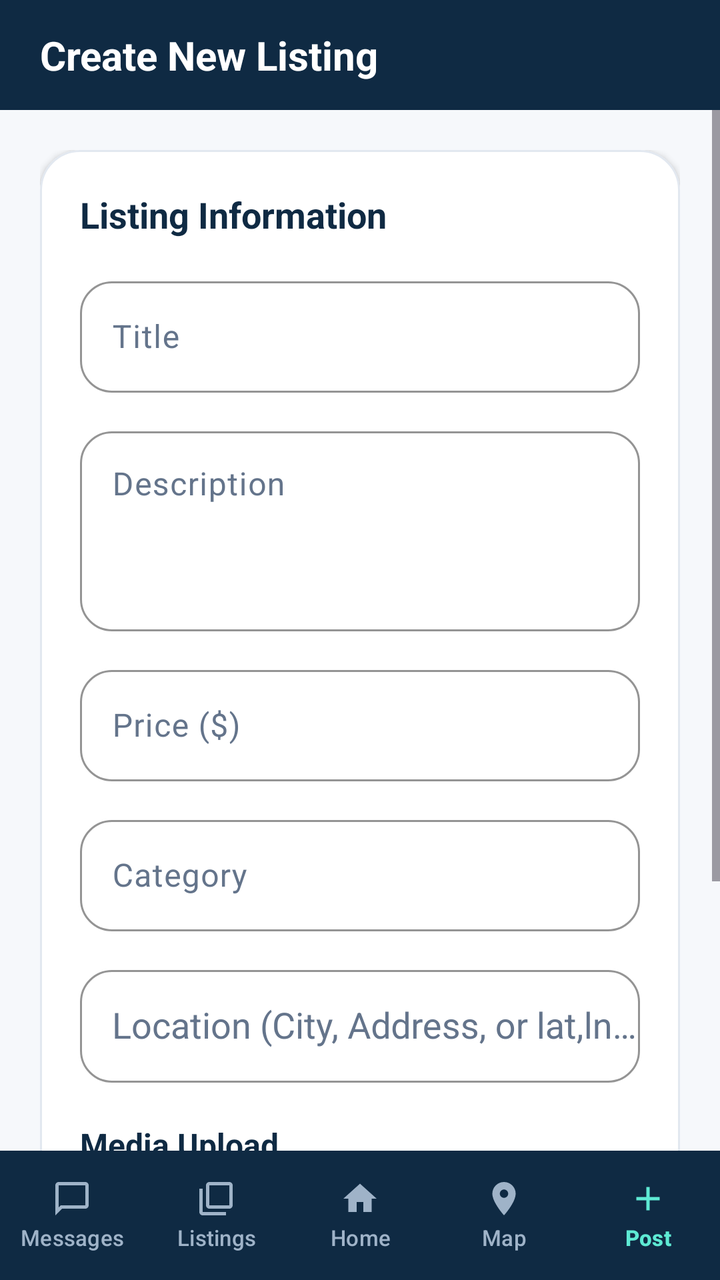
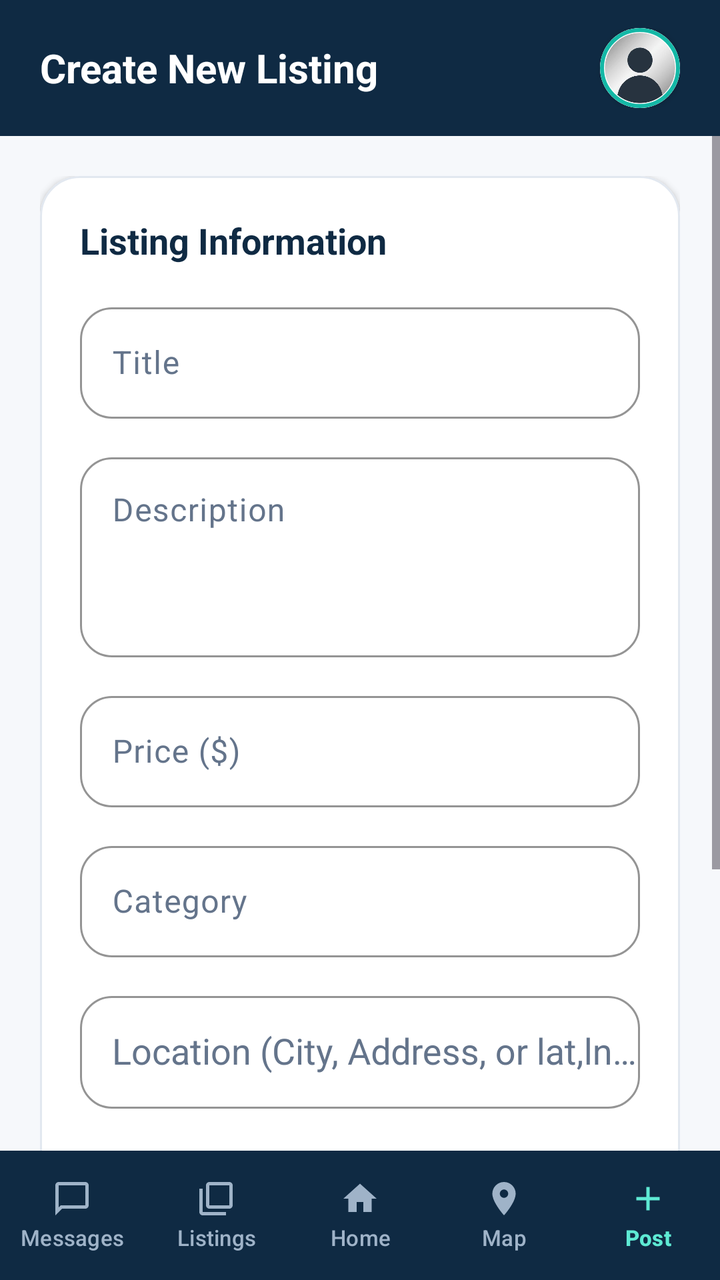

Two renders of the same Android screen: before a commit and after it. Below are the layout's source before the change and the commit's diff.
<!-- AndroidManifest.xml: application theme Theme.SOFE4640UFinalProject -->
<!-- res/layout/activity_post_creation.xml -->
<?xml version="1.0" encoding="utf-8"?>
<LinearLayout xmlns:android="http://schemas.android.com/apk/res/android"
    xmlns:app="http://schemas.android.com/apk/res-auto"
    xmlns:tools="http://schemas.android.com/tools"
    android:id="@+id/main"
    android:layout_width="match_parent"
    android:layout_height="match_parent"
    android:background="@color/bg_main"
    android:orientation="vertical"
    tools:context=".postCreation">

    
    <LinearLayout
        android:layout_width="match_parent"
        android:layout_height="wrap_content"
        android:background="@color/primary"
        android:gravity="center_vertical"
        android:orientation="horizontal"
        android:paddingHorizontal="20dp"
        android:paddingVertical="14dp">

        <TextView
            android:layout_width="0dp"
            android:layout_height="wrap_content"
            android:layout_weight="1"
            android:text="Create New Listing"
            android:textColor="@color/white"
            android:textSize="20sp"
            android:textStyle="bold" />
    </LinearLayout>

    <ScrollView
        android:id="@+id/svPostCreation"
        android:layout_width="match_parent"
        android:layout_height="0dp"
        android:layout_weight="1"
        android:fillViewport="true">

        <LinearLayout
            android:layout_width="match_parent"
            android:layout_height="wrap_content"
            android:orientation="vertical"
            android:padding="20dp">

            <com.google.android.material.card.MaterialCardView
                android:layout_width="match_parent"
                android:layout_height="wrap_content"
                app:cardBackgroundColor="@color/surface"
                app:cardCornerRadius="20dp"
                app:cardElevation="2dp"
                app:strokeColor="@color/divider"
                app:strokeWidth="1dp">

                <LinearLayout
                    android:layout_width="match_parent"
                    android:layout_height="wrap_content"
                    android:orientation="vertical"
                    android:padding="20dp">

                    <TextView
                        android:layout_width="wrap_content"
                        android:layout_height="wrap_content"
                        android:text="Listing Information"
                        android:textColor="@color/primary"
                        android:textSize="18sp"
                        android:textStyle="bold" />

                    
                    <com.google.android.material.textfield.TextInputLayout
                        style="@style/Widget.Material3.TextInputLayout.OutlinedBox"
                        android:layout_width="match_parent"
                        android:layout_height="wrap_content"
                        android:layout_marginTop="16dp"
                        android:hint="Title"
                        android:textColorHint="@color/text_secondary"
                        app:boxBackgroundColor="@color/surface"
                        app:boxCornerRadiusBottomEnd="16dp"
                        app:boxCornerRadiusBottomStart="16dp"
                        app:boxCornerRadiusTopEnd="16dp"
                        app:boxCornerRadiusTopStart="16dp"
                        app:boxStrokeColor="@color/accent"
                        app:hintTextColor="@color/accent_dark">

                        <com.google.android.material.textfield.TextInputEditText
                            android:id="@+id/etTitle"
                            android:layout_width="match_parent"
                            android:layout_height="wrap_content"
                            android:inputType="text"
                            android:textColor="@color/text_primary" />
                    </com.google.android.material.textfield.TextInputLayout>

                    
                    <com.google.android.material.textfield.TextInputLayout
                        style="@style/Widget.Material3.TextInputLayout.OutlinedBox"
                        android:layout_width="match_parent"
                        android:layout_height="wrap_content"
                        android:layout_marginTop="14dp"
                        android:hint="Description"
                        android:textColorHint="@color/text_secondary"
                        app:boxBackgroundColor="@color/surface"
                        app:boxCornerRadiusBottomEnd="16dp"
                        app:boxCornerRadiusBottomStart="16dp"
                        app:boxCornerRadiusTopEnd="16dp"
                        app:boxCornerRadiusTopStart="16dp"
                        app:boxStrokeColor="@color/accent"
                        app:hintTextColor="@color/accent_dark">

                        <com.google.android.material.textfield.TextInputEditText
                            android:id="@+id/etDescription"
                            android:layout_width="match_parent"
                            android:layout_height="100dp"
                            android:gravity="top|start"
                            android:inputType="textMultiLine"
                            android:textColor="@color/text_primary" />
                    </com.google.android.material.textfield.TextInputLayout>

                    
                    <com.google.android.material.textfield.TextInputLayout
                        style="@style/Widget.Material3.TextInputLayout.OutlinedBox"
                        android:layout_width="match_parent"
                        android:layout_height="wrap_content"
                        android:layout_marginTop="14dp"
                        android:hint="Price ($)"
                        android:textColorHint="@color/text_secondary"
                        app:boxBackgroundColor="@color/surface"
                        app:boxCornerRadiusBottomEnd="16dp"
                        app:boxCornerRadiusBottomStart="16dp"
                        app:boxCornerRadiusTopEnd="16dp"
                        app:boxCornerRadiusTopStart="16dp"
                        app:boxStrokeColor="@color/accent"
                        app:hintTextColor="@color/accent_dark">

                        <com.google.android.material.textfield.TextInputEditText
                            android:id="@+id/etPrice"
                            android:layout_width="match_parent"
                            android:layout_height="wrap_content"
                            android:inputType="numberDecimal"
                            android:textColor="@color/text_primary" />
                    </com.google.android.material.textfield.TextInputLayout>

                    
                    <com.google.android.material.textfield.TextInputLayout
                        style="@style/Widget.Material3.TextInputLayout.OutlinedBox"
                        android:layout_width="match_parent"
                        android:layout_height="wrap_content"
                        android:layout_marginTop="14dp"
                        android:hint="Category"
                        android:textColorHint="@color/text_secondary"
                        app:boxBackgroundColor="@color/surface"
                        app:boxCornerRadiusBottomEnd="16dp"
                        app:boxCornerRadiusBottomStart="16dp"
                        app:boxCornerRadiusTopEnd="16dp"
                        app:boxCornerRadiusTopStart="16dp"
                        app:boxStrokeColor="@color/accent"
                        app:hintTextColor="@color/accent_dark">

                        <com.google.android.material.textfield.TextInputEditText
                            android:id="@+id/etCategory"
                            android:layout_width="match_parent"
                            android:layout_height="wrap_content"
                            android:inputType="text"
                            android:textColor="@color/text_primary" />
                    </com.google.android.material.textfield.TextInputLayout>

                    
                    <com.google.android.material.textfield.TextInputLayout
                        style="@style/Widget.Material3.TextInputLayout.OutlinedBox"
                        android:layout_width="match_parent"
                        android:layout_height="wrap_content"
                        android:layout_marginTop="14dp"
                        android:hint="Location (City, Address, or lat,lng)"
                        android:textColorHint="@color/text_secondary"
                        app:boxBackgroundColor="@color/surface"
                        app:boxCornerRadiusBottomEnd="16dp"
                        app:boxCornerRadiusBottomStart="16dp"
                        app:boxCornerRadiusTopEnd="16dp"
                        app:boxCornerRadiusTopStart="16dp"
                        app:boxStrokeColor="@color/accent"
                        app:hintTextColor="@color/accent_dark">

                        <AutoCompleteTextView
                            android:id="@+id/etLocation"
                            android:layout_width="match_parent"
                            android:layout_height="wrap_content"
                            android:background="@null"
                            android:gravity="center_vertical"
                            android:inputType="text"
                            android:minHeight="48dp"
                            android:paddingStart="16dp"
                            android:paddingTop="16dp"
                            android:paddingBottom="16dp"
                            android:textColor="@color/text_primary" />
                    </com.google.android.material.textfield.TextInputLayout>

                    
                    <TextView
                        android:layout_width="wrap_content"
                        android:layout_height="wrap_content"
                        android:layout_marginTop="20dp"
                        android:text="Media Upload"
                        android:textColor="@color/primary"
                        android:textSize="16sp"
                        android:textStyle="bold" />

                    <LinearLayout
                        android:layout_width="match_parent"
                        android:layout_height="wrap_content"
                        android:layout_marginTop="10dp"
                        android:orientation="horizontal">

                        <com.google.android.material.button.MaterialButton
                            android:id="@+id/btnTakePhoto"
                            style="@style/Widget.Material3.Button.OutlinedButton"
                            android:layout_width="0dp"
                            android:layout_height="48dp"
                            android:layout_marginEnd="3dp"
                            android:layout_weight="1"
                            android:insetLeft="0dp"
                            android:insetRight="0dp"
                            android:insetTop="0dp"
                            android:insetBottom="0dp"
                            android:paddingHorizontal="0dp"
                            android:text="Photo"
                            android:textColor="@color/accent_dark"
                            android:textSize="11sp"
                            app:cornerRadius="12dp"
                            app:icon="@drawable/ic_camera"
                            app:iconGravity="textStart"
                            app:iconPadding="2dp"
                            app:iconSize="18dp"
                            app:iconTint="@color/accent_dark"
                            app:strokeColor="@color/accent" />

                        <com.google.android.material.button.MaterialButton
                            android:id="@+id/btnRecordVideo"
                            style="@style/Widget.Material3.Button.OutlinedButton"
                            android:layout_width="0dp"
                            android:layout_height="48dp"
                            android:layout_marginHorizontal="3dp"
                            android:layout_weight="1"
                            android:insetLeft="0dp"
                            android:insetRight="0dp"
                            android:insetTop="0dp"
                            android:insetBottom="0dp"
                            android:paddingHorizontal="0dp"
                            android:text="Video"
                            android:textColor="@color/accent_dark"
                            android:textSize="11sp"
                            app:cornerRadius="12dp"
                            app:icon="@drawable/ic_video"
                            app:iconGravity="textStart"
                            app:iconPadding="2dp"
                            app:iconSize="18dp"
                            app:iconTint="@color/accent_dark"
                            app:strokeColor="@color/accent" />

                        <com.google.android.material.button.MaterialButton
                            android:id="@+id/btnGallery"
                            style="@style/Widget.Material3.Button.OutlinedButton"
                            android:layout_width="0dp"
                            android:layout_height="48dp"
                            android:layout_marginStart="3dp"
                            android:layout_weight="1"
                            android:insetLeft="0dp"
                            android:insetRight="0dp"
                            android:insetTop="0dp"
                            android:insetBottom="0dp"
                            android:paddingHorizontal="0dp"
                            android:text="Gallery"
                            android:textColor="@color/accent_dark"
                            android:textSize="11sp"
                            app:cornerRadius="12dp"
                            app:icon="@drawable/ic_gallery"
                            app:iconGravity="textStart"
                            app:iconPadding="2dp"
                            app:iconSize="18dp"
                            app:iconTint="@color/accent_dark"
                            app:strokeColor="@color/accent" />
                    </LinearLayout>

                    
                    <com.google.android.material.card.MaterialCardView
                        android:id="@+id/previewContainer"
                        android:layout_width="match_parent"
                        android:layout_height="180dp"
                        android:layout_marginTop="16dp"
                        android:visibility="gone"
                        app:cardCornerRadius="16dp"
                        app:cardElevation="0dp"
                        app:strokeColor="@color/divider"
                        app:strokeWidth="1dp"
                        tools:visibility="visible">

                        <FrameLayout
                            android:layout_width="match_parent"
                            android:layout_height="match_parent">

                            <ImageView
                                android:id="@+id/ivPreview"
                                android:layout_width="match_parent"
                                android:layout_height="match_parent"
                                android:contentDescription="Media preview"
                                android:scaleType="centerCrop" />

                            <TextView
                                android:id="@+id/tvVideoBadge"
                                android:layout_width="wrap_content"
                                android:layout_height="wrap_content"
                                android:layout_gravity="center"
                                android:text="▶"
                                android:textColor="@color/surface"
                                android:textSize="48sp"
                                android:visibility="gone" />

                            <com.google.android.material.button.MaterialButton
                                android:id="@+id/btnRemoveMedia"
                                style="@style/Widget.Material3.Button.TextButton"
                                android:layout_width="wrap_content"
                                android:layout_height="wrap_content"
                                android:layout_gravity="top|end"
                                android:layout_margin="8dp"
                                android:backgroundTint="#88000000"
                                android:text="Remove"
                                android:textColor="@color/surface"
                                android:textSize="12sp" />
                        </FrameLayout>
                    </com.google.android.material.card.MaterialCardView>

                    
                    <com.google.android.material.button.MaterialButton
                        android:id="@+id/btnSubmitListing"
                        android:layout_width="match_parent"
                        android:layout_height="56dp"
                        android:layout_marginTop="20dp"
                        android:text="Publish Listing"
                        android:textColor="@color/surface"
                        android:textSize="16sp"
                        android:textStyle="bold"
                        app:backgroundTint="@color/primary"
                        app:cornerRadius="16dp"
                        app:icon="@drawable/ic_post"
                        app:iconGravity="textStart"
                        app:iconPadding="8dp"
                        app:iconTint="@color/surface" />

                </LinearLayout>
            </com.google.android.material.card.MaterialCardView>

        </LinearLayout>
    </ScrollView>

    
    <LinearLayout
        android:layout_width="match_parent"
        android:layout_height="wrap_content"
        android:background="@color/primary"
        android:orientation="horizontal"
        android:paddingVertical="8dp">

        <com.google.android.material.button.MaterialButton
            android:id="@+id/btnMessages"
            style="@style/Widget.Material3.Button.TextButton"
            android:layout_width="0dp"
            android:layout_height="wrap_content"
            android:layout_weight="1"
            android:insetLeft="0dp"
            android:insetRight="0dp"
            android:insetTop="0dp"
            android:insetBottom="0dp"
            android:maxLines="1"
            android:paddingHorizontal="0dp"
            android:text="Messages"
            android:textColor="@color/nav_inactive"
            android:textSize="11sp"
            app:icon="@drawable/ic_messages"
            app:iconGravity="top"
            app:iconPadding="2dp"
            app:iconSize="20dp"
            app:iconTint="@color/nav_inactive" />

        <com.google.android.material.button.MaterialButton
            android:id="@+id/btnMyListings"
            style="@style/Widget.Material3.Button.TextButton"
            android:layout_width="0dp"
            android:layout_height="wrap_content"
            android:layout_weight="1"
            android:insetLeft="0dp"
            android:insetRight="0dp"
            android:insetTop="0dp"
            android:insetBottom="0dp"
            android:maxLines="1"
            android:paddingHorizontal="0dp"
            android:text="Listings"
            android:textColor="@color/nav_inactive"
            android:textSize="11sp"
            app:icon="@drawable/ic_my_listings"
            app:iconGravity="top"
            app:iconPadding="2dp"
            app:iconSize="20dp"
            app:iconTint="@color/nav_inactive" />

        <com.google.android.material.button.MaterialButton
            android:id="@+id/btnHome"
            style="@style/Widget.Material3.Button.TextButton"
            android:layout_width="0dp"
            android:layout_height="wrap_content"
            android:layout_weight="1"
            android:insetLeft="0dp"
            android:insetRight="0dp"
            android:insetTop="0dp"
            android:insetBottom="0dp"
            android:maxLines="1"
            android:paddingHorizontal="0dp"
            android:text="Home"
            android:textColor="@color/nav_inactive"
            android:textSize="11sp"
            app:icon="@drawable/ic_home"
            app:iconGravity="top"
            app:iconPadding="2dp"
            app:iconSize="20dp"
            app:iconTint="@color/nav_inactive" />

        <com.google.android.material.button.MaterialButton
            android:id="@+id/btnMap"
            style="@style/Widget.Material3.Button.TextButton"
            android:layout_width="0dp"
            android:layout_height="wrap_content"
            android:layout_weight="1"
            android:insetLeft="0dp"
            android:insetRight="0dp"
            android:insetTop="0dp"
            android:insetBottom="0dp"
            android:maxLines="1"
            android:paddingHorizontal="0dp"
            android:text="Map"
            android:textColor="@color/nav_inactive"
            android:textSize="11sp"
            app:icon="@drawable/ic_location"
            app:iconGravity="top"
            app:iconPadding="2dp"
            app:iconSize="20dp"
            app:iconTint="@color/nav_inactive" />

        <com.google.android.material.button.MaterialButton
            android:id="@+id/btnPost"
            style="@style/Widget.Material3.Button.TextButton"
            android:layout_width="0dp"
            android:layout_height="wrap_content"
            android:layout_weight="1"
            android:insetLeft="0dp"
            android:insetRight="0dp"
            android:insetTop="0dp"
            android:insetBottom="0dp"
            android:maxLines="1"
            android:paddingHorizontal="0dp"
            android:text="Post"
            android:textColor="@color/accent_light"
            android:textSize="11sp"
            android:textStyle="bold"
            app:icon="@drawable/ic_post"
            app:iconGravity="top"
            app:iconPadding="2dp"
            app:iconSize="20dp"
            app:iconTint="@color/accent_light" />
    </LinearLayout>

</LinearLayout>
<!-- resources referenced by this layout -->
<resources>
  <color name="accent">#14B8A6</color>
  <color name="accent_dark">#0D9488</color>
  <color name="accent_light">#5EEAD4</color>
  <color name="bg_main">#F6F8FB</color>
  <color name="divider">#E2E8F0</color>
  <color name="nav_inactive">#9FB3C8</color>
  <color name="primary">#0F2A43</color>
  <color name="surface">#FFFFFF</color>
  <color name="text_primary">#0F172A</color>
  <color name="text_secondary">#64748B</color>
  <color name="white">#FFFFFFFF</color>
  <!-- drawable ic_gallery (drawable) -->
  <vector xmlns:android="http://schemas.android.com/apk/res/android"
      android:width="24dp"
      android:height="24dp"
      android:viewportWidth="24"
      android:viewportHeight="24">
      <path
          android:fillColor="#FF0D9488"
          android:pathData="M21,19V5c0,-1.1 -0.9,-2 -2,-2H5c-1.1,0 -2,0.9 -2,2v14c0,1.1 0.9,2 2,2h14c1.1,0 2,-0.9 2,-2zM8.5,13.5l2.5,3.01L14.5,12l4.5,6H5l3.5,-4.5z" />
  </vector>
  <!-- drawable ic_home (drawable) -->
  <vector xmlns:android="http://schemas.android.com/apk/res/android"
      android:width="24dp"
      android:height="24dp"
      android:viewportWidth="24"
      android:viewportHeight="24">
      <path
          android:fillColor="#FFFFFFFF"
          android:pathData="M10,20v-6h4v6h5v-8h3L12,3 2,12h3v8z" />
  </vector>
  <!-- drawable ic_location (drawable) -->
  <vector xmlns:android="http://schemas.android.com/apk/res/android"
      android:width="24dp"
      android:height="24dp"
      android:viewportWidth="24"
      android:viewportHeight="24">
      <path
          android:fillColor="#FF64748B"
          android:pathData="M12,2C8.13,2 5,5.13 5,9c0,5.25 7,13 7,13s7,-7.75 7,-13c0,-3.87 -3.13,-7 -7,-7zm0,9.5c-1.38,0 -2.5,-1.12 -2.5,-2.5s1.12,-2.5 2.5,-2.5 2.5,1.12 2.5,2.5 -1.12,2.5 -2.5,2.5z" />
  </vector>
  <!-- drawable ic_messages (drawable) -->
  <vector xmlns:android="http://schemas.android.com/apk/res/android"
      android:width="24dp"
      android:height="24dp"
      android:viewportWidth="24"
      android:viewportHeight="24">
      <path
          android:fillColor="#FFFFFFFF"
          android:pathData="M20,2H4C2.9,2 2,2.9 2,4v18l4,-4h14c1.1,0 2,-0.9 2,-2V4C22,2.9 21.1,2 20,2zM20,16H5.2L4,17.2V4h16V16z" />
  </vector>
  <!-- drawable ic_my_listings (drawable) -->
  <vector xmlns:android="http://schemas.android.com/apk/res/android"
      android:width="24dp"
      android:height="24dp"
      android:viewportWidth="24"
      android:viewportHeight="24">
      <path
          android:fillColor="#FFFFFFFF"
          android:pathData="M4,6H2v14c0,1.1 0.9,2 2,2h14v-2H4V6zm16,-4H8c-1.1,0 -2,0.9 -2,2v12c0,1.1 0.9,2 2,2h12c1.1,0 2,-0.9 2,-2V4c0,-1.1 -0.9,-2 -2,-2zm0,14H8V4h12v12z" />
  </vector>
  <!-- drawable ic_post (drawable) -->
  <vector xmlns:android="http://schemas.android.com/apk/res/android"
      android:width="24dp"
      android:height="24dp"
      android:viewportWidth="24"
      android:viewportHeight="24">
      <path
          android:fillColor="#FFFFFFFF"
          android:pathData="M19,13h-6v6h-2v-6H5v-2h6V5h2v6h6v2z" />
  </vector>
  <!-- drawable ic_video (drawable) -->
  <vector xmlns:android="http://schemas.android.com/apk/res/android"
      android:width="24dp"
      android:height="24dp"
      android:viewportWidth="24"
      android:viewportHeight="24">
      <path
          android:fillColor="#FF0D9488"
          android:pathData="M17,10.5V7c0,-0.55 -0.45,-1 -1,-1H4c-0.55,0 -1,0.45 -1,1v10c0,0.55 0.45,1 1,1h12c0.55,0 1,-0.45 1,-1v-3.5l4,4v-11l-4,4zM15,16H5V8h10v8z" />
  </vector>
  <style name="Theme.SOFE4640UFinalProject" parent="Base.Theme.SOFE4640UFinalProject" />
  <style name="Base.Theme.SOFE4640UFinalProject" parent="Theme.Material3.DayNight.NoActionBar">
          
          
      </style>
  <!-- unchanged entries left out for length: 1 -->
</resources>

<!-- the commit's change to res/layout/activity_post_creation.xml (unified diff, before → after) -->
@@ -27,6 +27,24 @@
             android:textColor="@color/white"
             android:textSize="20sp"
             android:textStyle="bold" />
+
+        <com.google.android.material.card.MaterialCardView
+            android:layout_width="40dp"
+            android:layout_height="40dp"
+            app:cardCornerRadius="20dp"
+            app:cardElevation="2dp"
+            app:strokeColor="@color/accent"
+            app:strokeWidth="2dp">
+
+            <ImageButton
+                android:id="@+id/profileButton"
+                android:layout_width="match_parent"
+                android:layout_height="match_parent"
+                android:background="?attr/selectableItemBackgroundBorderless"
+                android:contentDescription="Profile"
+                android:scaleType="centerCrop"
+                android:src="@drawable/profile" />
+        </com.google.android.material.card.MaterialCardView>
     </LinearLayout>
 
     <ScrollView
<!-- resource entries referenced after the edit -->
@@ -81,6 +81,7 @@
           android:fillColor="#FF0D9488"
           android:pathData="M17,10.5V7c0,-0.55 -0.45,-1 -1,-1H4c-0.55,0 -1,0.45 -1,1v10c0,0.55 0.45,1 1,1h12c0.55,0 1,-0.45 1,-1v-3.5l4,4v-11l-4,4zM15,16H5V8h10v8z" />
   </vector>
+  <!-- drawable profile: jpg bitmap (drawable, 5847 bytes) -->
   <style name="Theme.SOFE4640UFinalProject" parent="Base.Theme.SOFE4640UFinalProject" />
   <style name="Base.Theme.SOFE4640UFinalProject" parent="Theme.Material3.DayNight.NoActionBar">
           
